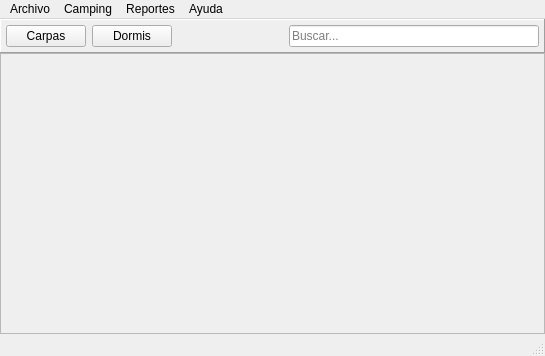
Qt form MainWindow.ui (dnohales/camping) before a commit.
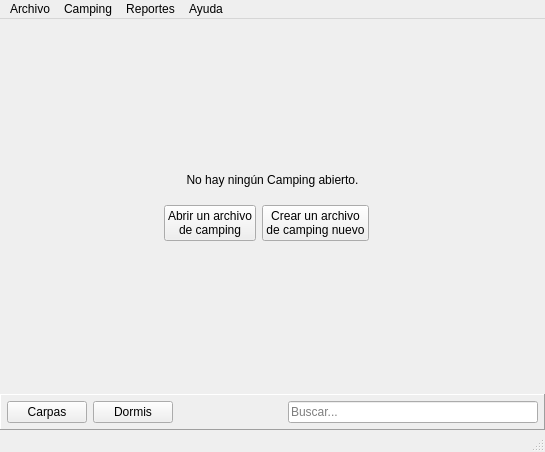
The same form after that commit. Icons and pictures are not drawn.

```diff
--- a/MainWindow.ui
+++ b/MainWindow.ui
@@ -7,7 +7,7 @@
     <x>0</x>
     <y>0</y>
     <width>545</width>
-    <height>356</height>
+    <height>452</height>
    </rect>
   </property>
   <property name="minimumSize">
@@ -20,7 +20,166 @@
    <string>MainWindow</string>
   </property>
   <widget class="QWidget" name="centralWidget">
-   <layout class="QVBoxLayout" name="verticalLayout" stretch="0,1">
+   <layout class="QVBoxLayout" name="verticalLayout" stretch="1,0">
+    <property name="spacing">
+     <number>0</number>
+    </property>
+    <property name="margin">
+     <number>0</number>
+    </property>
+    <item>
+     <widget class="QFrame" name="frameNotInitialized">
+      <layout class="QVBoxLayout" name="layoutNotInitialized">
+       <item>
+        <spacer name="verticalSpacer_2">
+         <property name="orientation">
+          <enum>Qt::Vertical</enum>
+         </property>
+         <property name="sizeHint" stdset="0">
+          <size>
+           <width>20</width>
+           <height>40</height>
+          </size>
+         </property>
+        </spacer>
+       </item>
+       <item>
+        <widget class="QLabel" name="label">
+         <property name="text">
+          <string>No hay ningún Camping abierto.</string>
+         </property>
+         <property name="alignment">
+          <set>Qt::AlignCenter</set>
+         </property>
+        </widget>
+       </item>
+       <item>
+        <layout class="QHBoxLayout" name="horizontalLayout_2">
+         <property name="topMargin">
+          <number>12</number>
+         </property>
+         <property name="rightMargin">
+          <number>12</number>
+         </property>
+         <item>
+          <spacer name="horizontalSpacer_2">
+           <property name="orientation">
+            <enum>Qt::Horizontal</enum>
+           </property>
+           <property name="sizeHint" stdset="0">
+            <size>
+             <width>40</width>
+             <height>20</height>
+            </size>
+           </property>
+          </spacer>
+         </item>
+         <item>
+          <widget class="QPushButton" name="pushButtonOpenFile">
+           <property name="sizePolicy">
+            <sizepolicy hsizetype="Fixed" vsizetype="Fixed">
+             <horstretch>0</horstretch>
+             <verstretch>0</verstretch>
+            </sizepolicy>
+           </property>
+           <property name="minimumSize">
+            <size>
+             <width>0</width>
+             <height>0</height>
+            </size>
+           </property>
+           <property name="sizeIncrement">
+            <size>
+             <width>0</width>
+             <height>0</height>
+            </size>
+           </property>
+           <property name="text">
+            <string>Abrir un archivo
+de camping</string>
+           </property>
+           <property name="icon">
+            <iconset>
+             <normaloff>../../../../usr/share/icons/Humanity/actions/24/document-open.svg</normaloff>../../../../usr/share/icons/Humanity/actions/24/document-open.svg</iconset>
+           </property>
+           <property name="iconSize">
+            <size>
+             <width>24</width>
+             <height>24</height>
+            </size>
+           </property>
+          </widget>
+         </item>
+         <item>
+          <widget class="QPushButton" name="pushButtonNewFile">
+           <property name="sizePolicy">
+            <sizepolicy hsizetype="Fixed" vsizetype="Fixed">
+             <horstretch>0</horstretch>
+             <verstretch>0</verstretch>
+            </sizepolicy>
+           </property>
+           <property name="text">
+            <string>Crear un archivo
+de camping nuevo</string>
+           </property>
+           <property name="icon">
+            <iconset>
+             <normaloff>../../../../usr/share/icons/Humanity/actions/24/filenew.svg</normaloff>../../../../usr/share/icons/Humanity/actions/24/filenew.svg</iconset>
+           </property>
+           <property name="iconSize">
+            <size>
+             <width>24</width>
+             <height>24</height>
+            </size>
+           </property>
+           <property name="checkable">
+            <bool>false</bool>
+           </property>
+           <property name="autoDefault">
+            <bool>false</bool>
+           </property>
+           <property name="default">
+            <bool>false</bool>
+           </property>
+           <property name="flat">
+            <bool>false</bool>
+           </property>
+          </widget>
+         </item>
+         <item>
+          <spacer name="horizontalSpacer_3">
+           <property name="orientation">
+            <enum>Qt::Horizontal</enum>
+           </property>
+           <property name="sizeHint" stdset="0">
+            <size>
+             <width>40</width>
+             <height>20</height>
+            </size>
+           </property>
+          </spacer>
+         </item>
+        </layout>
+       </item>
+       <item>
+        <spacer name="verticalSpacer">
+         <property name="orientation">
+          <enum>Qt::Vertical</enum>
+         </property>
+         <property name="sizeHint" stdset="0">
+          <size>
+           <width>20</width>
+           <height>40</height>
+          </size>
+         </property>
+        </spacer>
+       </item>
+      </layout>
+     </widget>
+    </item>
+    <item>
+     <widget class="QFrame" name="frameInitialized">
+      <layout class="QVBoxLayout" name="layoutInitialized" stretch="0,1">
     <property name="spacing">
      <number>0</number>
     </property>
@@ -43,7 +202,7 @@
         <number>6</number>
        </property>
        <property name="margin">
-        <number>5</number>
+           <number>6</number>
        </property>
        <item>
         <widget class="QPushButton" name="pushButtonCarps">
@@ -127,6 +286,9 @@
     </item>
    </layout>
   </widget>
+    </item>
+   </layout>
+  </widget>
   <widget class="QMenuBar" name="menuBar">
    <property name="geometry">
     <rect>
```
Left out of the diff: 104 changed lines with no effect on the pictures. Lines whose indentation alone changed are shown as unchanged.
